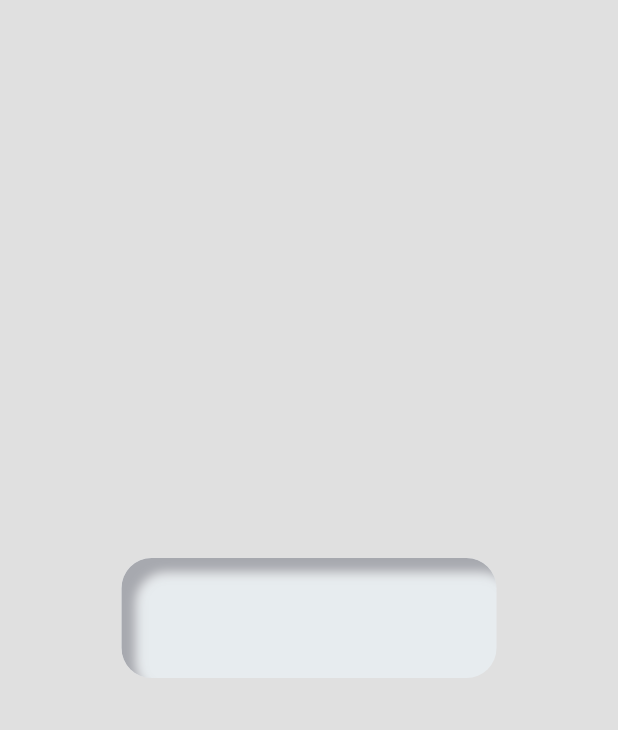
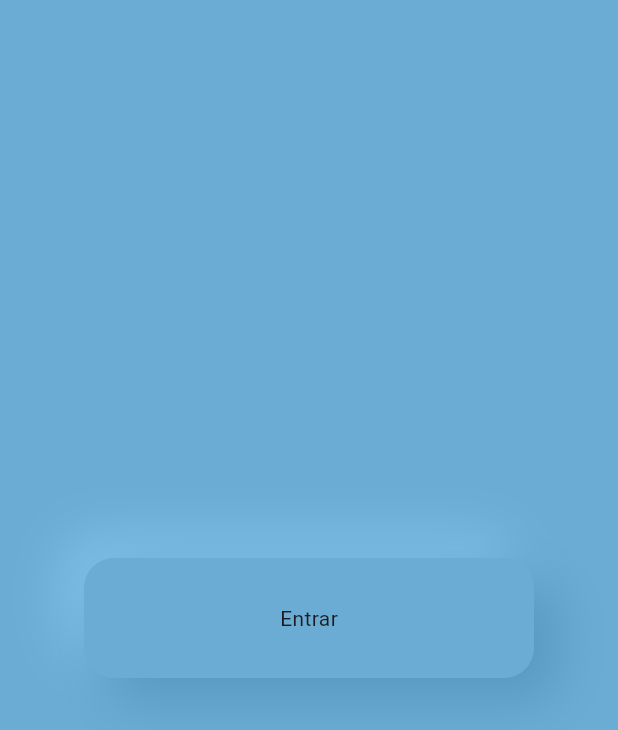
Before and after one commit to Rigby23/Neumorphism_test, a Flutter app: the screen it shows after launch, on a phone screen of 412 x 824 dp. Shown: the top 730 px of the screen. Run offline on Flutter 3.47's test engine with Material 2 defaults, Android fonts, the phone set to English and light mode, and no system bars; our stand-ins replace flutter_inset_box_shadow.

Commit message:
solid button fix

```diff
--- a/lib/main.dart
+++ b/lib/main.dart
@@ -51,16 +51,17 @@ class _MyHomePageState extends State<MyHomePage> {
   @override
   Widget build(BuildContext context) {
     return Scaffold(
-        backgroundColor: shadowGradient300,
+        backgroundColor: appBackgroundColor,
         body: Column(
           crossAxisAlignment: CrossAxisAlignment.center,
           mainAxisAlignment: MainAxisAlignment.center,
           children: [
             Center(
                 child: SolidButton(
-              backgroundColor: backgroundColor,
+              backgroundColor: appBackgroundColor,
               height: 80,
-              widht: 250,
+              widht: 300,
+              child: Center(child: Text("Entrar")),
             )),
 
             // child: BottomBar(icons: [1, 2, 3, 4]),
--- a/lib/reutilizable/app_colors.dart
+++ b/lib/reutilizable/app_colors.dart
@@ -1,8 +1,9 @@
 import 'package:flutter/material.dart';
 
-const Color backgroundColor = Color(0xFFE7ECEF);
 const Color lightShadowColor = Colors.white;
 const Color darkShadowColor = Color(0xFFA7A9AF);
+
+const Color appBackgroundColor = Color(0xFF6AACD3);
 
 const Color shadowGradient800 = Color(0xFF424242);
 const Color shadowGradient700 = Color(0xFF616161);
--- a/lib/widgtes/solid_button.dart
+++ b/lib/widgtes/solid_button.dart
@@ -1,26 +1,51 @@
 import 'package:flutter/material.dart' hide BoxDecoration, BoxShadow;
 import 'package:flutter_inset_box_shadow/flutter_inset_box_shadow.dart';
-import 'package:neumorphism_test/reutilizable/app_colors.dart';
 
 class SolidButton extends StatefulWidget {
   final Color backgroundColor;
   final double height;
   final double widht;
+  final Widget child;
 
   const SolidButton(
       {super.key,
       required this.backgroundColor,
       required this.height,
-      required this.widht});
+      required this.widht,
+      required this.child});
 
   @override
   State<SolidButton> createState() => _SolidButtonState();
 }
 
+Color generateLighterColor(Color backgroundColor) {
+  // Aumenta los componentes de color para obtener un tono más claro
+  final r = backgroundColor.red +
+      20; // Puedes ajustar el valor según tus preferencias.
+  final g = backgroundColor.green +
+      20; // Puedes ajustar el valor según tus preferencias.
+  final b = backgroundColor.blue +
+      20; // Puedes ajustar el valor según tus preferencias.
+  return Color.fromARGB(backgroundColor.alpha, r, g, b);
+}
+
+Color generateDarkerColor(Color backgroundColor) {
+  // Reduce los componentes de color para obtener un tono más oscuro
+  final r = backgroundColor.red -
+      20; // Puedes ajustar el valor según tus preferencias.
+  final g = backgroundColor.green -
+      20; // Puedes ajustar el valor según tus preferencias.
+  final b = backgroundColor.blue -
+      20; // Puedes ajustar el valor según tus preferencias.
+  return Color.fromARGB(backgroundColor.alpha, r, g, b);
+}
+
 class _SolidButtonState extends State<SolidButton> {
-  bool isPressed = true;
+  bool isPressed = false;
   @override
   Widget build(BuildContext context) {
+    Color lighterColor = generateLighterColor(widget.backgroundColor);
+    Color darkerColor = generateDarkerColor(widget.backgroundColor);
     double blur = isPressed ? 5.0 : 30.0;
     Offset distance = isPressed ? const Offset(10, 10) : const Offset(15, 15);
     return Listener(
@@ -41,18 +66,20 @@ class _SolidButtonState extends State<SolidButton> {
               boxShadow: [
                 ///Light Shadow
                 BoxShadow(
-                      blurRadius: blur,
-                      offset: isPressed ? distance : -distance,
-                      color: lightShadowColor,
+                    blurRadius: isPressed ? 0 : blur,
+                    offset: isPressed ? const Offset(-2, -2) : -distance,
+                    color: lighterColor,
                     inset: isPressed),
 
                 ///Dark Shadow
                 BoxShadow(
                     blurRadius: blur,
                     offset: distance,
-                      color: darkShadowColor,
+                    color: darkerColor,
                     inset: isPressed)
-                ])),
+              ]),
+          child: widget.child,
+        ),
       ),
     );
   }
```
Lines whose indentation alone changed are shown as unchanged.
